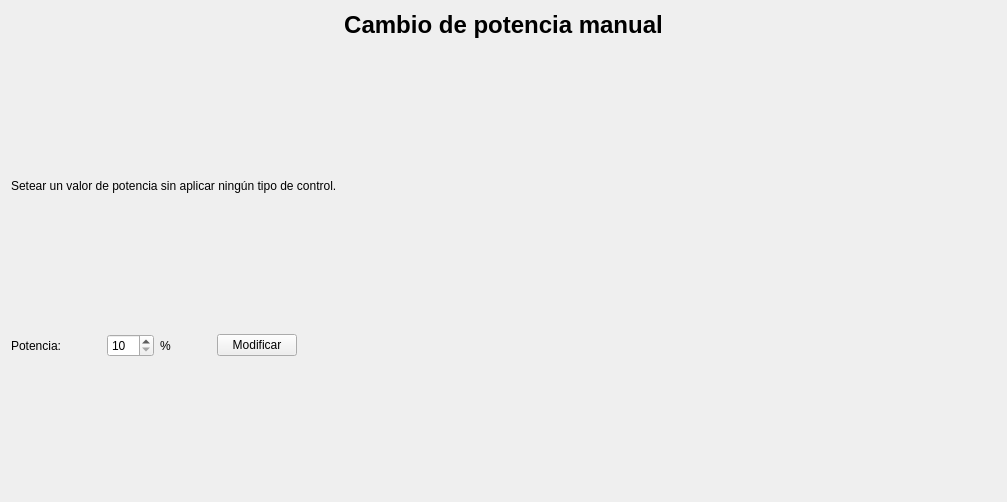
Old version of the form src/view/manual_power_control_view.ui in the repository martincrxz/induction-heater-software.
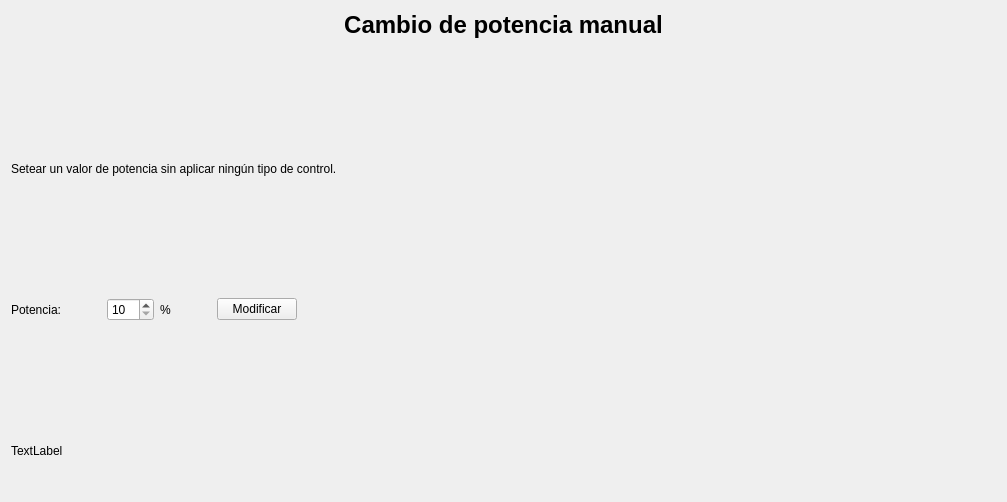
New version of the form.

What changed in the file:
```diff
--- a/src/view/manual_power_control_view.ui
+++ b/src/view/manual_power_control_view.ui
@@ -150,6 +150,26 @@
      </property>
     </spacer>
    </item>
+   <item>
+    <widget class="QLabel" name="warningLabel">
+     <property name="text">
+      <string>TextLabel</string>
+     </property>
+    </widget>
+   </item>
+   <item>
+    <spacer name="verticalSpacer">
+     <property name="orientation">
+      <enum>Qt::Vertical</enum>
+     </property>
+     <property name="sizeHint" stdset="0">
+      <size>
+       <width>20</width>
+       <height>40</height>
+      </size>
+     </property>
+    </spacer>
+   </item>
   </layout>
  </widget>
  <resources/>
```
